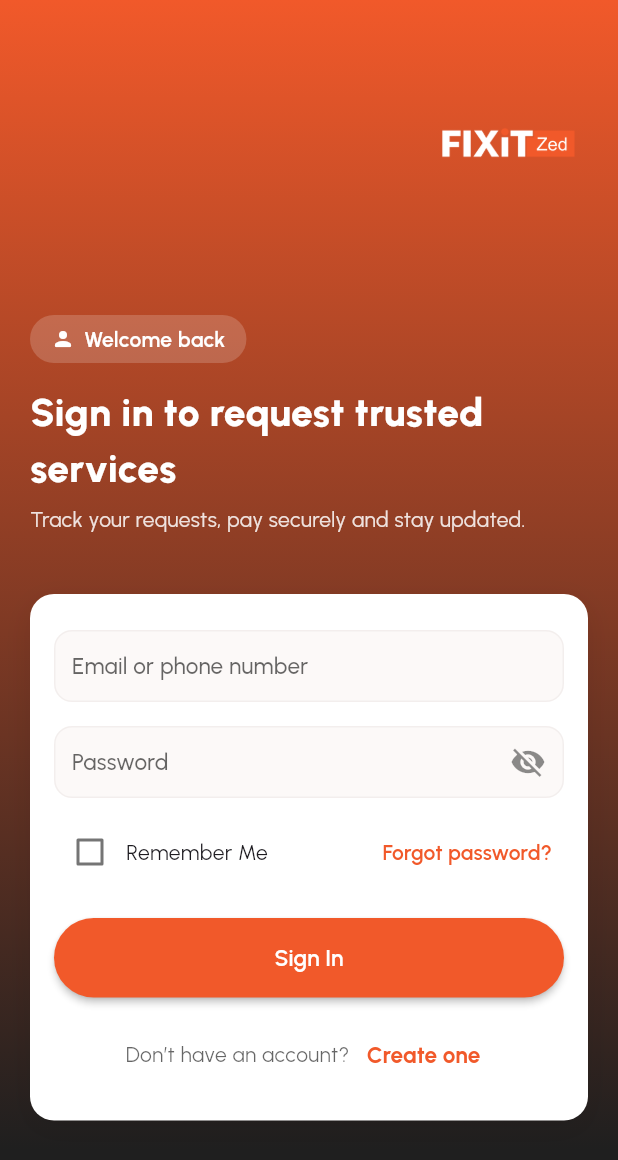
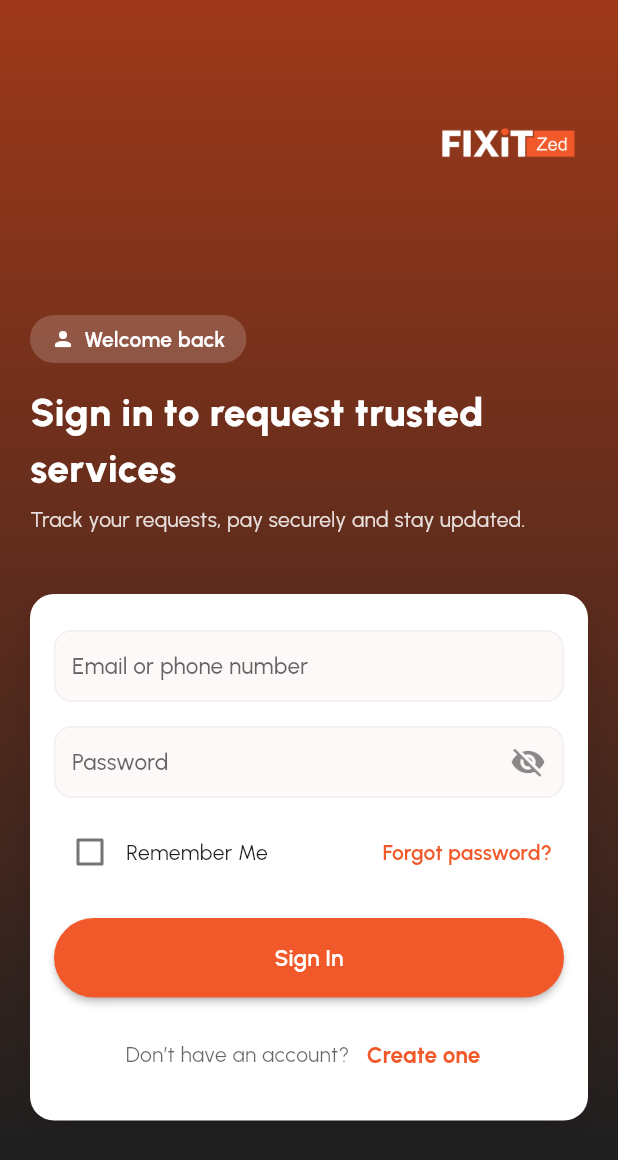
Before and after one commit to cosammalaika/FixitZed-App, a Flutter app: the SignInScreen screen opened by its route, on a phone screen of 412 x 824 dp. Shown: the top 1160 px of the screen. Run offline on Flutter 3.47's test engine with Material 3 defaults, Android fonts, the light colour scheme and no system bars; our stand-ins replace connectivity_plus, file_picker, flutter_local_notifications, flutter_riverpod, geocoding, geolocator and 5 more; accounts and stored records are empty; network calls fail.

Commit message:
important change update to app

```diff
--- a/lib/screens/sign_in_screen.dart
+++ b/lib/screens/sign_in_screen.dart
@@ -224,7 +224,7 @@ class _SignInScreenState extends State<SignInScreen> {
                     child: Container(
                       decoration: const BoxDecoration(
                         gradient: LinearGradient(
-                          colors: [Color(0xFFF1592A), Color(0xFF1F1F1F)],
+                          colors: [Color(0xFF9F391A), Color(0xFF1F1F1F)],
                           begin: Alignment.topCenter,
                           end: Alignment.bottomCenter,
                         ),
```
